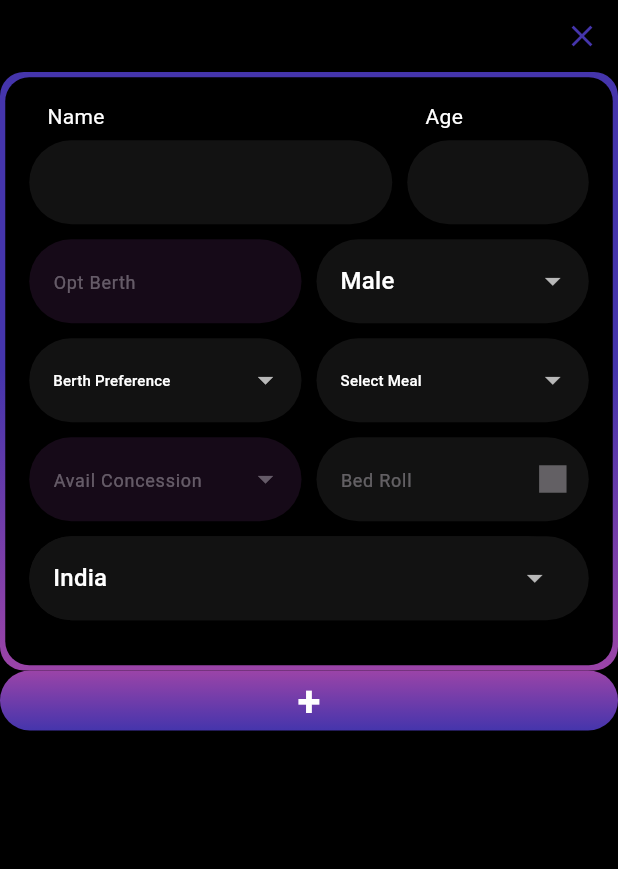
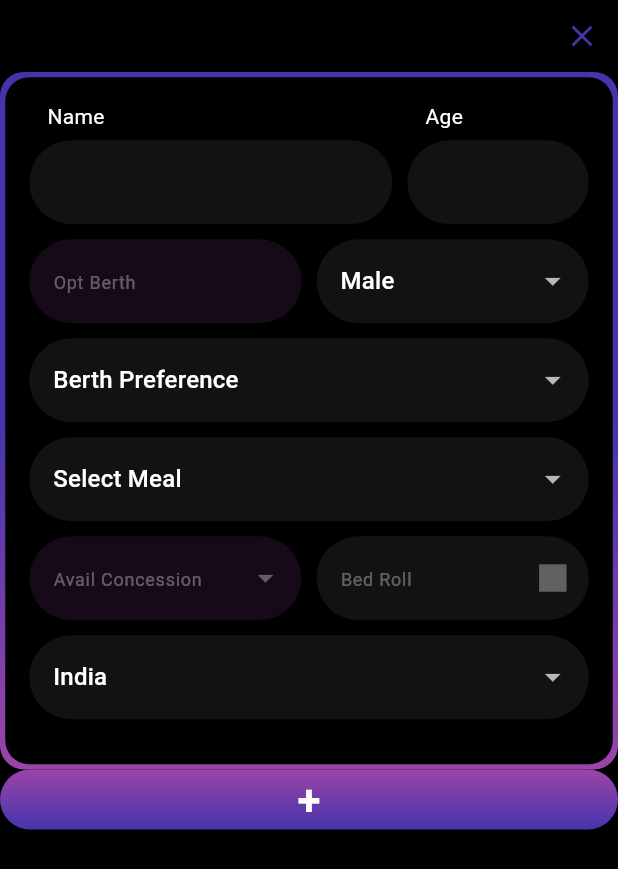
Before and after one commit to noobarafat/Rail_Ticketing, a Flutter app: the PassengerDetails widget shown alone on an empty page, opened directly, on a phone screen of 412 x 824 dp. Shown: the top 869 px of the screen. Run offline on Flutter 3.47's test engine with Material 3 defaults, Android fonts, the phone set to English and light mode, and no system bars; our stand-ins replace get.

Commit message:
Code refactor

```diff
--- a/lib/views/widgets/custom_fields/passenger_details.dart
+++ b/lib/views/widgets/custom_fields/passenger_details.dart
@@ -49,10 +49,9 @@ class PassengerDetails extends StatelessWidget {
                             const SizedBox(height: 10),
                             _buildBerthAndGender(controller, passenger),
                             const SizedBox(height: 10),
-                            _buildBerthPreferenceAndMealSection(
-                              controller,
-                              passenger,
-                            ),
+                            _buildBerthPreference(controller, passenger),
+                            const SizedBox(height: 10),
+                            _buildMealSection(controller, passenger),
                             const SizedBox(height: 10),
                             _buildAvailAndBed(),
                             const SizedBox(height: 10),
@@ -186,11 +185,7 @@ class PassengerDetails extends StatelessWidget {
     PassengerDetailsViewmodel controller,
     PassengerDetailsModel passenger,
   ) {
-    return TextField(
-      decoration: InputDecoration(
-        suffixIcon: Padding(
-          padding: EdgeInsets.only(right: 12),
-          child: DropdownButtonFormField<String>(
+    return DropdownButtonFormField<String>(
       value: passenger.passengerCountry,
       items:
           CountryList.countries
@@ -202,62 +197,47 @@ class PassengerDetails extends StatelessWidget {
           controller.update();
         }
       },
-          ),
-        ),
-      ),
     );
   }
 
-  Row _buildBerthPreferenceAndMealSection(
+  Widget _buildBerthPreference(
     PassengerDetailsViewmodel controller,
     PassengerDetailsModel passenger,
   ) {
-    return Row(
-      children: [
-        Expanded(
-          child: DropdownButtonFormField<String>(
+    return DropdownButtonFormField<String>(
       value: passenger.passengerBerthPref,
       items:
           controller.availableBerthPreferences
-                    .map(
-                      (e) => DropdownMenuItem(
-                        value: e,
-                        child: Text(e, style: TextStyle(fontSize: 10)),
-                      ),
-                    )
+              .map((e) => DropdownMenuItem(value: e, child: Text(e)))
               .toList(),
       onChanged: (val) {
         if (val != null) {
           passenger.passengerBerthPref = val;
         }
       },
-          ),
-        ),
-        Padding(padding: EdgeInsets.only(left: 10)),
-        Expanded(
-          child: DropdownButtonFormField<String>(
+    );
+  }
+
+  Widget _buildMealSection(
+    PassengerDetailsViewmodel controller,
+    PassengerDetailsModel passenger,
+  ) {
+    return DropdownButtonFormField<String>(
+      decoration: InputDecoration(),
       value: passenger.passengerMeal,
       items:
           controller.availableMeals
-                    .map(
-                      (e) => DropdownMenuItem(
-                        value: e,
-                        child: Text(e, style: TextStyle(fontSize: 10)),
-                      ),
-                    )
+              .map((e) => DropdownMenuItem(value: e, child: Text(e)))
               .toList(),
       onChanged: (val) {
         if (val != null) {
           passenger.passengerMeal = val;
         }
       },
-          ),
-        ),
-      ],
     );
   }
 
-  Row _buildAvailAndBed() {
+  Widget _buildAvailAndBed() {
     return Row(
       children: [
         Flexible(
```
Lines whose indentation alone changed are shown as unchanged.
